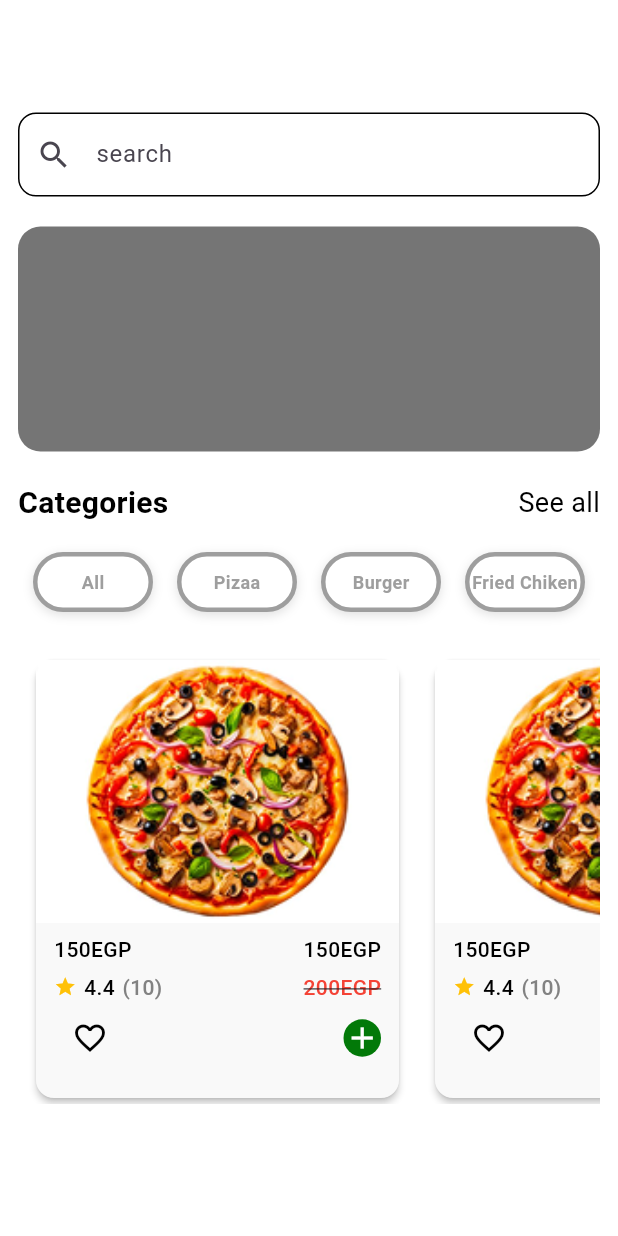
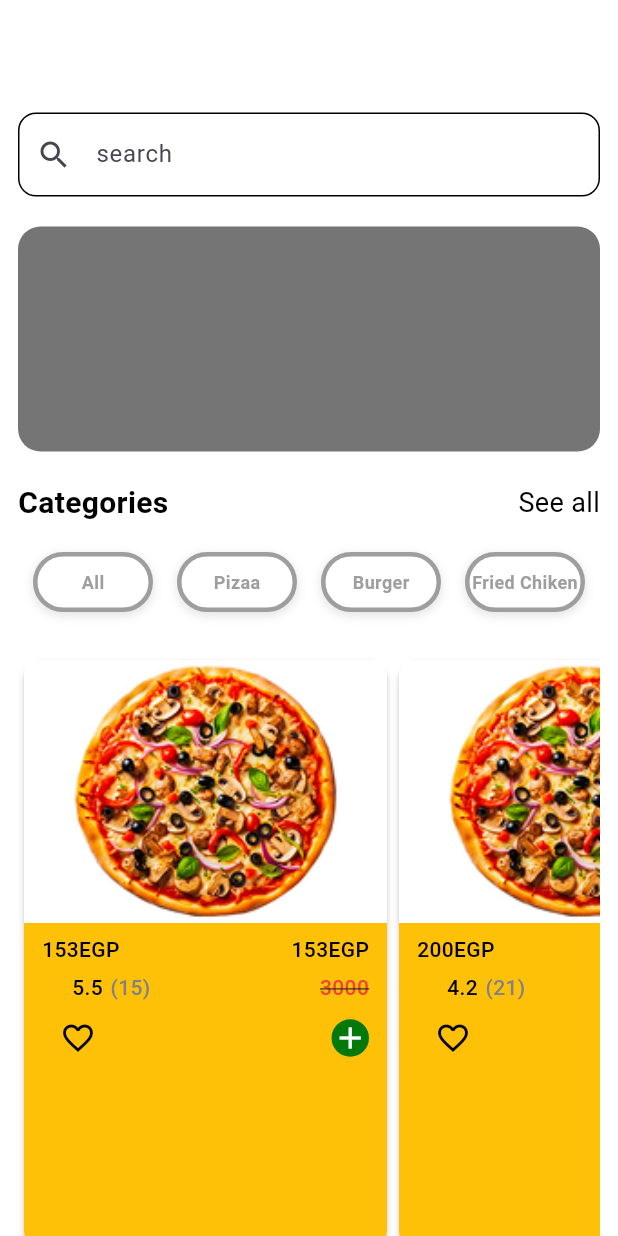
Before and after one commit to elshaarawy7/Zestora-App, a Flutter app: the HomePage screen opened by its route, on a phone screen of 412 x 824 dp. Run offline on Flutter 3.47's test engine with Material 3 defaults, Android fonts, the light colour scheme and no system bars; our stand-ins replace go_router.

Commit message:
add widget prodact list screan

```diff
--- a/lib/futcher/ui/app/home_page.dart
+++ b/lib/futcher/ui/app/home_page.dart
@@ -1,7 +1,7 @@
 import 'package:flutter/material.dart';
-import 'package:zestora/futcher/ui/widgets/List_view_builder_card_prodact.dart';
 import 'package:zestora/futcher/ui/widgets/custem_catogry.dart';
 import 'package:zestora/futcher/ui/widgets/custem_text_filed.dart';
+import 'package:zestora/futcher/ui/widgets/prodact_list_screan.dart';
 
 class HomePage extends StatelessWidget {
   const HomePage({super.key});
@@ -62,8 +62,9 @@ class HomePage extends StatelessWidget {
             CustemCatogory(),
             SizedBox(height: 20,) ,
         SizedBox(
-          height: 300,
-          child: ListViewBuilderCardProdact())
+          height: 400,
+          child: ProductListScreen()
+          ) ,
 
         ]
     )
--- a/lib/futcher/ui/pages/auth/sing_in_page.dart
+++ b/lib/futcher/ui/pages/auth/sing_in_page.dart
@@ -15,7 +15,8 @@ class SingInPage extends StatelessWidget {
   @override
   Widget build(BuildContext context) {
     return Scaffold(
-      body: Form(
+      body: SingleChildScrollView(
+        child: Form(
           key: fromkey,
           child: Padding(
             padding: const EdgeInsets.symmetric(horizontal: 12),
@@ -170,6 +171,7 @@ class SingInPage extends StatelessWidget {
             ),
           ),
         ),
+      ),
     );
   }
 }
--- a/lib/futcher/ui/widgets/List_view_builder_card_prodact.dart
+++ /dev/null
@@ -1,26 +0,0 @@
-import 'package:flutter/material.dart';
-import 'package:zestora/futcher/ui/widgets/prodact_card.dart';
-
-class ListViewBuilderCardProdact extends StatelessWidget {
-  const ListViewBuilderCardProdact({super.key});
-
-  @override
-  Widget build(BuildContext context) {
-    return ListView.builder(
-      scrollDirection: Axis.horizontal,
-      itemCount: 10,
-      itemBuilder: (context, index) {
-        return Padding(
-          padding: const EdgeInsets.symmetric(horizontal: 8),
-          child: ProductCard(
-                      image: 'assets/unsplash_a66sGfOnnqQ.png',
-                      rating: '4.4',
-                      price: '150EGP',
-                      oldPrice: '200EGP',
-                      reviews: '10',
-                     ),
-        );
-      },
-    );
-  }
-}
--- a/lib/futcher/ui/widgets/prodact_card.dart
+++ b/lib/futcher/ui/widgets/prodact_card.dart
@@ -1,48 +1,39 @@
 import 'package:flutter/material.dart';
 import 'package:zestora/core/utils/color_app.dart';
+import 'package:zestora/futcher/ui/model/prodact_model.dart';
 
 class ProductCard extends StatefulWidget {
-  final String image;
-  final String price;
-  final String oldPrice;
-  final String rating;
-  final String reviews;
+  final ProdactModel product;
 
-  const ProductCard({
-    super.key,
-    required this.image,
-    required this.price,
-    required this.oldPrice,
-    required this.rating,
-    required this.reviews,
-  });
+  const ProductCard({super.key, required this.product});
 
   @override
   State<ProductCard> createState() => _ProductCardState();
 }
 
 class _ProductCardState extends State<ProductCard> {
-   bool isFavorat = false ;
+  bool isFavorat = false;
 
-  final List<String> AllProdact = [
-
-  ];
   @override
   Widget build(BuildContext context) {
     return SizedBox(
       height: 300,
       width: 250,
       child: Card(
-        color: const Color(0xffF9F9F9),
+        color: Colors.amber,
         elevation: 2,
         shape: RoundedRectangleBorder(
-          borderRadius: BorderRadius.circular(12), // شكل الكارد أشيك
+          borderRadius: BorderRadius.circular(12),
         ),
         child: Column(
           crossAxisAlignment: CrossAxisAlignment.start,
           children: [
-
-            Image.asset(widget.image  , width: double.infinity, height: 175, fit: BoxFit.cover,),
+            Image.asset(
+              widget.product.image,
+              width: double.infinity,
+              height: 175,
+              fit: BoxFit.cover,
+            ),
 
             const SizedBox(height: 8),
 
@@ -54,7 +45,7 @@ class _ProductCardState extends State<ProductCard> {
                     mainAxisAlignment: MainAxisAlignment.spaceBetween,
                     children: [
                       Text(
-                        widget.price,
+                        widget.product.price,
                         style: const TextStyle(
                           color: Colors.black,
                           fontSize: 14,
@@ -62,7 +53,7 @@ class _ProductCardState extends State<ProductCard> {
                         ),
                       ),
                       Text(
-                        widget.price,
+                        widget.product.price,
                         style: const TextStyle(
                           color: Colors.black,
                           fontSize: 14,
@@ -79,7 +70,7 @@ class _ProductCardState extends State<ProductCard> {
                       const Icon(Icons.star, size: 15, color: Colors.amber),
                       const SizedBox(width: 5),
                       Text(
-                  widget.rating,
+                        widget.product.rating,
                         style: const TextStyle(
                           color: Colors.black,
                           fontSize: 14,
@@ -88,7 +79,7 @@ class _ProductCardState extends State<ProductCard> {
                       ),
                       const SizedBox(width: 5),
                       Text(
-                  "(${widget.reviews})",
+                        "(${widget.product.reviews})",
                         style: const TextStyle(
                           color: Color(0xff828282),
                           fontSize: 14,
@@ -97,7 +88,7 @@ class _ProductCardState extends State<ProductCard> {
                       ),
                       const Spacer(),
                       Text(
-                  widget.oldPrice,
+                        widget.product.oldPrice,
                         style: const TextStyle(
                           color: Colors.red,
                           fontSize: 14,
@@ -114,44 +105,35 @@ class _ProductCardState extends State<ProductCard> {
                       IconButton(
                         onPressed: () {
                           setState(() {
-                        isFavorat = !isFavorat ;
+                            isFavorat = !isFavorat;
                           });
                         },
                         icon: Icon(
-                      isFavorat ? Icons.favorite : Icons.favorite_border ,
+                          isFavorat ? Icons.favorite : Icons.favorite_border,
                           color: isFavorat ? Colors.red : Colors.black,
                         ),
-                  ) ,
+                      ),
 
                       Container(
                         height: 25,
                         width: 25,
                         decoration: BoxDecoration(
-                      color: ColorApp.grean ,
-                      borderRadius: BorderRadius.circular(75) ,
+                          color: ColorApp.grean,
+                          borderRadius: BorderRadius.circular(75),
                         ),
                         child: Center(
                           child: IconButton(
                             padding: EdgeInsets.zero,
-                        icon: Icon(Icons.add , color: Colors.white,),
-                        onPressed: () {
-
-                        },
+                            icon: const Icon(Icons.add, color: Colors.white),
+                            onPressed: () {},
                           ),
                         ),
-                  )
-
+                      ),
                     ],
-              )
-
+                  ),
                 ],
               ),
             ),
-
-
-
-
-
           ],
         ),
       ),
--- /dev/null
+++ b/lib/futcher/ui/widgets/prodact_list_screan.dart
@@ -0,0 +1,41 @@
+import 'package:flutter/material.dart';
+import 'package:zestora/futcher/ui/model/prodact_model.dart';
+import 'package:zestora/futcher/ui/widgets/prodact_card.dart';
+
+class ProductListScreen extends StatelessWidget {
+  final List<ProdactModel> allProducts = [
+    ProdactModel(
+      image: 'assets/unsplash_a66sGfOnnqQ.png',
+      price: '153EGP',
+      oldPrice: '3000',
+      rating: '5.5',
+      reviews: '15',
+    ),
+    ProdactModel(
+      image: 'assets/unsplash_a66sGfOnnqQ.png',
+      price: '200EGP',
+      oldPrice: '4000',
+      rating: '4.2',
+      reviews: '21',
+    ),
+    ProdactModel(
+      image: 'assets/unsplash_a66sGfOnnqQ.png',
+      price: '99EGP',
+      oldPrice: '150',
+      rating: '4.8',
+      reviews: '100',
+    ),
+  ];
+
+  @override
+  Widget build(BuildContext context) {
+    return  ListView.builder(
+        scrollDirection: Axis.horizontal, // لو عاوزها سلايدر
+        itemCount: allProducts.length,
+        itemBuilder: (context, index) {
+          return ProductCard(product: allProducts[index]);
+        },
+      );
+
+  }
+}
```
Lines whose indentation alone changed are shown as unchanged.
